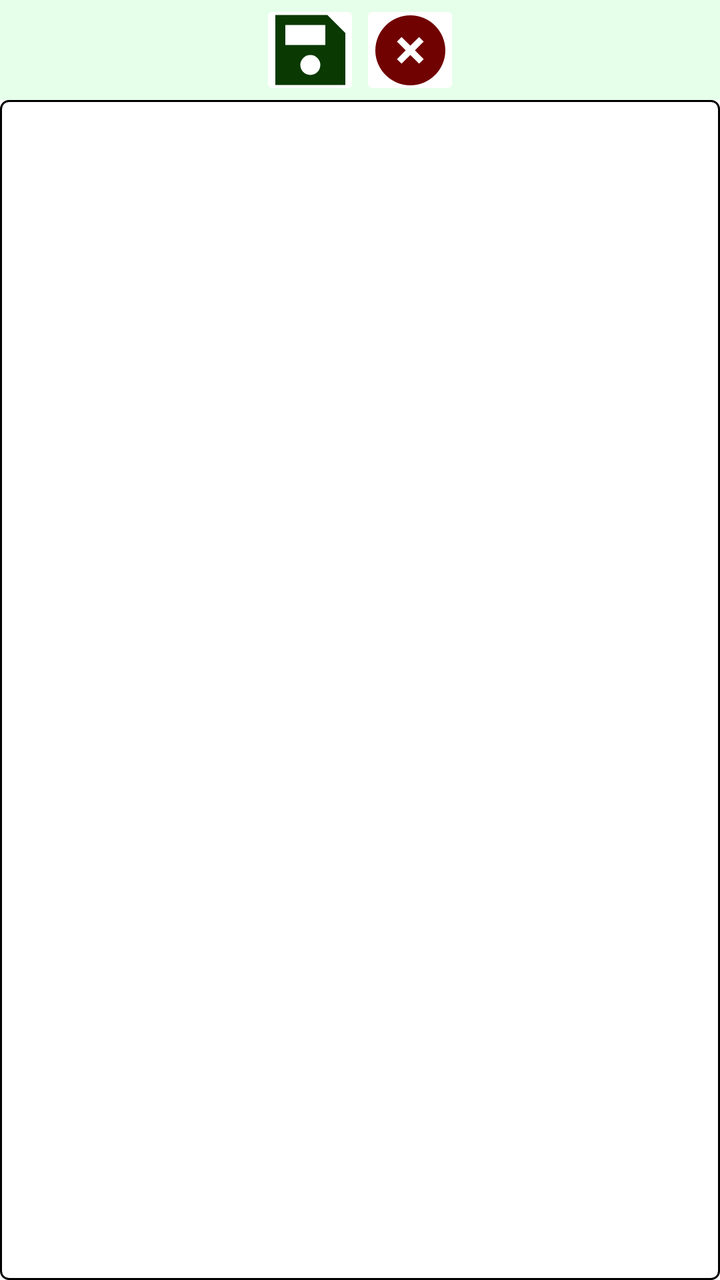
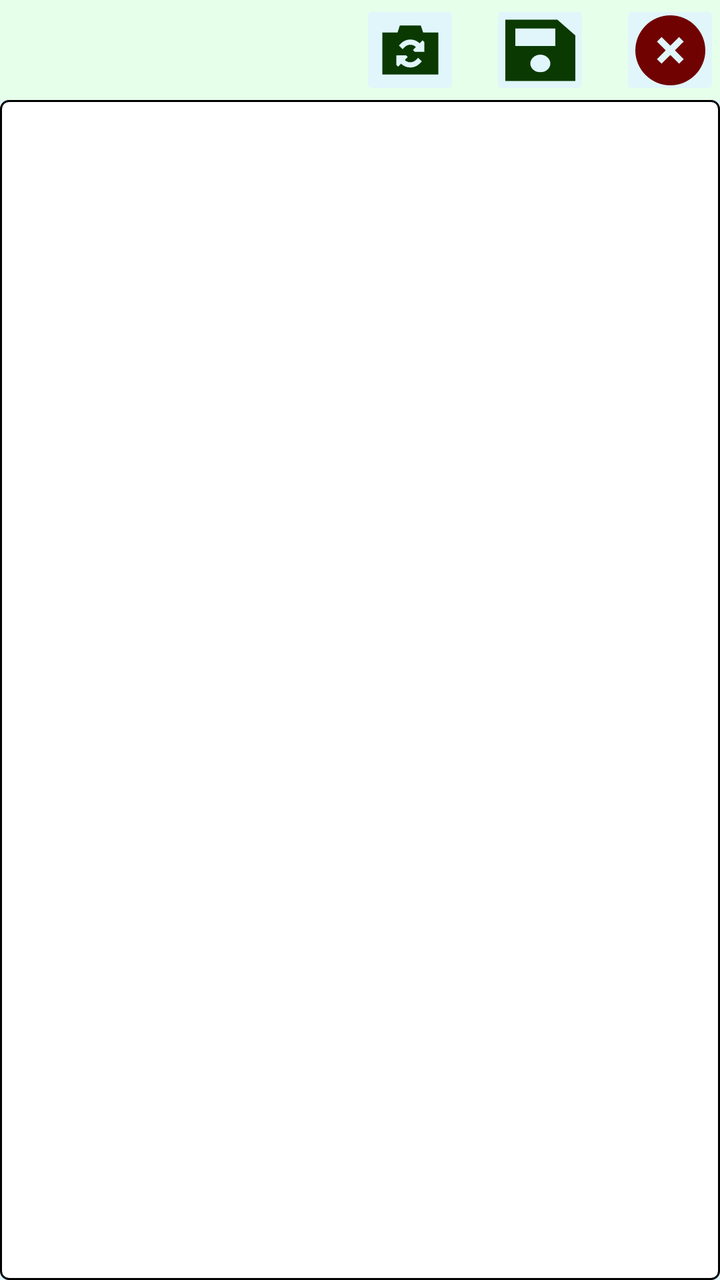

Two renders of the same Android screen: before a commit and after it. Below are the layout's source before the change and the commit's diff.
<!-- AndroidManifest.xml: application theme Theme.EAndroid -->
<!-- res/layout/fragment_view_image_fullscreen.xml -->
<?xml version="1.0" encoding="utf-8"?>
<FrameLayout xmlns:android="http://schemas.android.com/apk/res/android"
    xmlns:app="http://schemas.android.com/apk/res-auto"
    xmlns:tools="http://schemas.android.com/tools"
    android:layout_width="match_parent"
    android:layout_height="match_parent"
    tools:context=".ViewImageFullscreen">

    <LinearLayout
        android:layout_width="match_parent"
        android:layout_height="match_parent"
        android:background="@color/white"
        android:gravity="right"
        android:orientation="vertical">

        <LinearLayout
            android:layout_width="match_parent"
            android:layout_height="wrap_content"
            android:background="@color/light_text1"
            android:gravity="center"
            android:orientation="horizontal">

            <ImageButton
                android:id="@+id/save_fullsscreen_id"
                android:layout_width="50dp"
                android:layout_height="50dp"
                android:backgroundTint="@color/white"
                android:src="@drawable/floppy_disk_35"
                app:tint="@color/dark_bg7" />

            <ImageButton
                android:id="@+id/close_fuulscreen_id"
                android:layout_width="50dp"
                android:layout_height="50dp"
                android:backgroundTint="@color/white"
                android:src="@drawable/circle_xmark_35"
                app:tint="@color/dark_bg4" />

        </LinearLayout>

        <ImageView
            android:id="@+id/img_fullscreen_id"
            android:layout_width="match_parent"
            android:layout_height="match_parent"
            android:src="@drawable/my_custom_background" />

    </LinearLayout>
</FrameLayout>
<!-- resources referenced by this layout -->
<resources>
  <color name="dark_bg4">#710202</color>
  <color name="dark_bg7">#0A3901</color>
  <color name="light_text1">#E6FFEA</color>
  <color name="white">#FFFFFFFF</color>
  <!-- drawable circle_xmark_35 (drawable) -->
  <vector android:height="35dp" android:viewportHeight="512"
      android:viewportWidth="512"
      android:tint="@color/dark_bg4"
      android:width="35dp" xmlns:android="http://schemas.android.com/apk/res/android">
      <path android:fillColor="#FF000000" android:pathData="M256,512A256,256 0,1 0,256 0a256,256 0,1 0,0 512zM353.9,192l-17,17 -47,47 47,47 17,17L320,353.9l-17,-17 -47,-47 -47,47 -17,17L158.1,320l17,-17 47,-47 -47,-47 -17,-17L192,158.1l17,17 47,47 47,-47 17,-17L353.9,192z"/>
  </vector>
  <!-- drawable floppy_disk_35 (drawable) -->
  <vector android:height="40dp" android:viewportHeight="512"
      android:viewportWidth="448"
      android:tint="@color/dark_bg7"
      android:width="35dp" xmlns:android="http://schemas.android.com/apk/res/android">
      <path android:fillColor="#FF000000" android:pathData="M32,32H0V64,448v32H32,416h32V448,160 146.7l-9.4,-9.4 -96,-96L333.3,32H320,32zM64,96H320V224H64V96zM224,288a64,64 0,1 1,0 128,64 64,0 1,1 0,-128z"/>
  </vector>
  <!-- drawable my_custom_background (drawable) -->
  <shape xmlns:android="http://schemas.android.com/apk/res/android"
      android:shape="rectangle">
      <corners
          android:radius="4dp"
          android:topRightRadius="4dp"
          android:bottomRightRadius="4dp"
          android:bottomLeftRadius="4dp" />
      <solid android:color="#ffffff" />
      <stroke
          android:width="1dp"
          android:color="@android:color/black"/>
  </shape>
  <style name="Theme.EAndroid" parent="Base.Theme.EAndroid" />
  <style name="Base.Theme.EAndroid" parent="Theme.Material3.DayNight.NoActionBar">
          
          
      </style>
</resources>

<!-- the commit's change to res/layout/fragment_view_image_fullscreen.xml (unified diff, before → after) -->
@@ -9,7 +9,7 @@
     <LinearLayout
         android:layout_width="match_parent"
         android:layout_height="match_parent"
-        android:background="@color/white"
+        android:background="@color/light_bg2"
         android:gravity="right"
         android:orientation="vertical">
 
@@ -17,22 +17,34 @@
             android:layout_width="match_parent"
             android:layout_height="wrap_content"
             android:background="@color/light_text1"
-            android:gravity="center"
+            android:gravity="center_vertical|end"
             android:orientation="horizontal">
+
+
+
+            <ImageButton
+                android:id="@+id/rotate_fullsscreen_id"
+                android:layout_width="50dp"
+                android:layout_height="50dp"
+                android:backgroundTint="@color/light_bg2"
+                android:src="@drawable/camera_rotate_35"
+                android:layout_marginRight="15dp"
+                app:tint="@color/dark_bg7" />
 
             <ImageButton
                 android:id="@+id/save_fullsscreen_id"
                 android:layout_width="50dp"
                 android:layout_height="50dp"
-                android:backgroundTint="@color/white"
+                android:backgroundTint="@color/light_bg2"
                 android:src="@drawable/floppy_disk_35"
+                android:layout_marginRight="15dp"
                 app:tint="@color/dark_bg7" />
 
             <ImageButton
                 android:id="@+id/close_fuulscreen_id"
                 android:layout_width="50dp"
                 android:layout_height="50dp"
-                android:backgroundTint="@color/white"
+                android:backgroundTint="@color/light_bg2"
                 android:src="@drawable/circle_xmark_35"
                 app:tint="@color/dark_bg4" />
 
@@ -42,6 +54,7 @@
             android:id="@+id/img_fullscreen_id"
             android:layout_width="match_parent"
             android:layout_height="match_parent"
+            android:isScrollContainer="true"
             android:src="@drawable/my_custom_background" />
 
     </LinearLayout>
<!-- resource entries referenced after the edit -->
@@ -2,8 +2,13 @@
 <resources>
   <color name="dark_bg4">#710202</color>
   <color name="dark_bg7">#0A3901</color>
+  <color name="light_bg2">#E0F6FB</color>
   <color name="light_text1">#E6FFEA</color>
-  <color name="white">#FFFFFFFF</color>
+  <!-- drawable camera_rotate_35 (drawable) -->
+  <vector android:height="28dp" android:viewportHeight="512"
+      android:viewportWidth="640" android:width="35dp" xmlns:android="http://schemas.android.com/apk/res/android">
+      <path android:fillColor="#FF000000" android:pathData="M224,32L202.7,96H64V480H576V96H437.3L416,32H224zM448,272H360l-16,-16 27,-27c-13.6,-13.4 -31.9,-21 -51,-21c-19.2,0 -37.7,7.6 -51.3,21.3L249,249 215,215l19.7,-19.7C257.4,172.7 288,160 320,160c31.8,0 62.4,12.6 85,35l27,-27 16,16v88zM192,304h88l16,16 -27,27c13.6,13.4 31.9,21 51,21c19.2,0 37.7,-7.6 51.3,-21.3L391,327 425,361l-19.7,19.7C382.6,403.3 352,416 320,416c-31.8,0 -62.4,-12.6 -85,-35l-27,27 -16,-16V304z"/>
+  </vector>
   <!-- drawable circle_xmark_35 (drawable) -->
   <vector android:height="35dp" android:viewportHeight="512"
       android:viewportWidth="512"
@@ -12,7 +17,7 @@
       <path android:fillColor="#FF000000" android:pathData="M256,512A256,256 0,1 0,256 0a256,256 0,1 0,0 512zM353.9,192l-17,17 -47,47 47,47 17,17L320,353.9l-17,-17 -47,-47 -47,47 -17,17L158.1,320l17,-17 47,-47 -47,-47 -17,-17L192,158.1l17,17 47,47 47,-47 17,-17L353.9,192z"/>
   </vector>
   <!-- drawable floppy_disk_35 (drawable) -->
-  <vector android:height="40dp" android:viewportHeight="512"
+  <vector android:height="35dp" android:viewportHeight="512"
       android:viewportWidth="448"
       android:tint="@color/dark_bg7"
       android:width="35dp" xmlns:android="http://schemas.android.com/apk/res/android">
